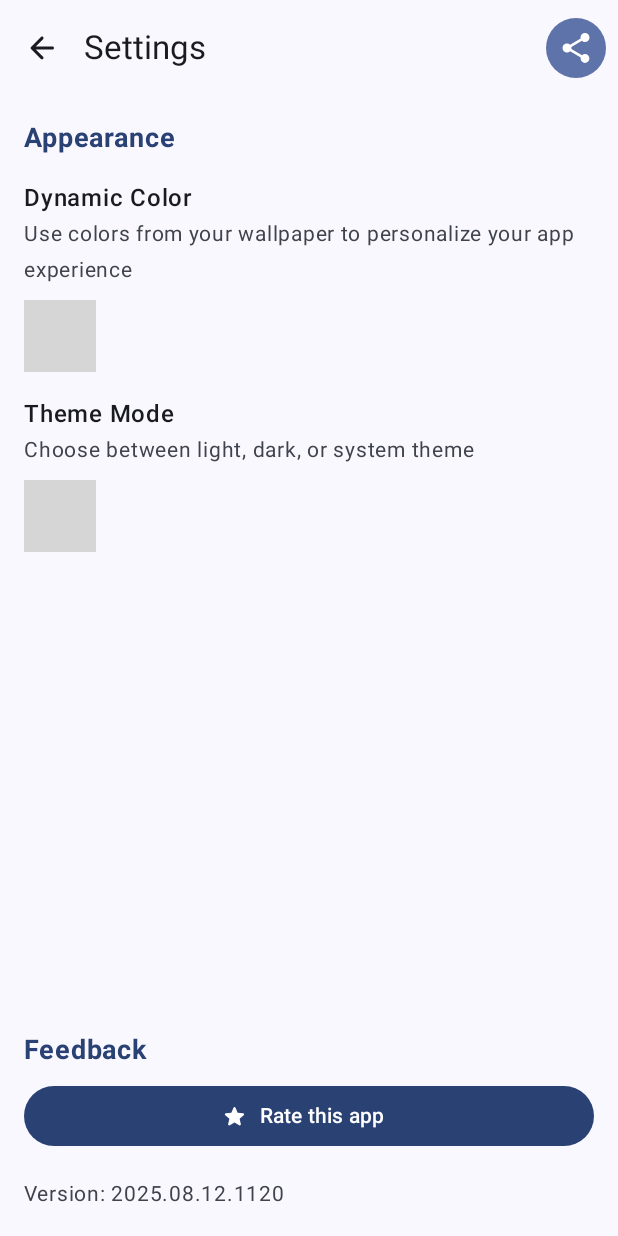
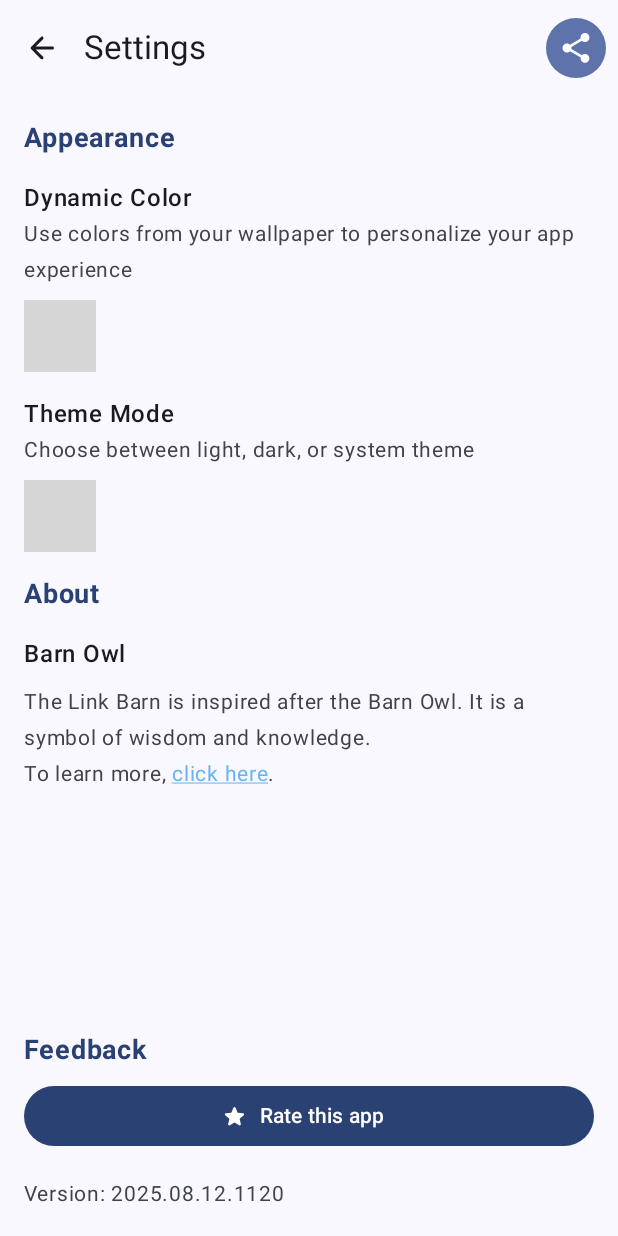
Before and after one commit to JoshLudahl/link-barn, an Android app built with Jetpack Compose: the Settings screen opened through its navigation route, on a phone screen of 412 x 824 dp. Run offline under Robolectric (Android 15) with nearby library versions, the phone set to English and light mode, and no system bars; our stand-ins replace Dagger/Hilt's generated code, Material 3 Expressive styles (plain Material 3 is drawn); 2 statements that could not run were skipped; grey boxes are pictures that could not be loaded.

Commit message:
Add "About" section to SettingsScreen
Added a new "About" section to `SettingsScreen.kt`. This section includes:
- A title "About" with primary color.
- A subtitle "Barn Owl".
- A descriptive text about the Link Barn's inspiration from the Barn Owl.
- An `AttributionAnnotatedText` Composable that displays a sentence with a hyperlink "click here" that links to "https://myodfw.com/wildlife-viewing/species/barn-owl". The link is styled with an underline and a light blue color.

```diff
--- a/app/src/main/java/com/softklass/linkbarn/ui/settings/SettingsScreen.kt
+++ b/app/src/main/java/com/softklass/linkbarn/ui/settings/SettingsScreen.kt
@@ -34,8 +34,16 @@ import androidx.compose.runtime.remember
 import androidx.compose.runtime.rememberCoroutineScope
 import androidx.compose.runtime.setValue
 import androidx.compose.ui.Modifier
+import androidx.compose.ui.graphics.Color
 import androidx.compose.ui.platform.LocalContext
+import androidx.compose.ui.text.AnnotatedString
+import androidx.compose.ui.text.LinkAnnotation
+import androidx.compose.ui.text.SpanStyle
+import androidx.compose.ui.text.buildAnnotatedString
 import androidx.compose.ui.text.font.FontWeight
+import androidx.compose.ui.text.style.TextDecoration
+import androidx.compose.ui.text.withLink
+import androidx.compose.ui.text.withStyle
 import androidx.compose.ui.unit.dp
 import androidx.compose.ui.unit.sp
 import androidx.hilt.navigation.compose.hiltViewModel
@@ -224,6 +232,32 @@ fun SettingsScreen(
                 }
             }
 
+            Spacer(modifier = Modifier.height(16.dp))
+
+            Text(
+                text = "About",
+                fontSize = 18.sp,
+                fontWeight = FontWeight.Bold,
+                color = MaterialTheme.colorScheme.primary,
+            )
+
+            Spacer(modifier = Modifier.height(16.dp))
+
+            Text(
+                text = "Barn Owl",
+                fontSize = 16.sp,
+                fontWeight = FontWeight.Medium,
+            )
+            Spacer(modifier = Modifier.height(8.dp))
+
+            Text(
+                text = "The Link Barn is inspired after the Barn Owl. It is a symbol of wisdom and knowledge.",
+                fontSize = 14.sp,
+                color = MaterialTheme.colorScheme.onSurfaceVariant,
+            )
+
+            AttributionAnnotatedText()
+
             // Push the version and review button to the bottom
             Spacer(modifier = Modifier.weight(1f))
 
@@ -266,3 +300,45 @@ fun SettingsScreen(
         }
     }
 }
+
+@Composable
+fun AttributionAnnotatedText() {
+    val annotatedLinkString: AnnotatedString = remember {
+        buildAnnotatedString {
+            val style = SpanStyle()
+
+            val styleCenter = SpanStyle(
+                color = Color(0xff64B5F6),
+                textDecoration = TextDecoration.Underline,
+            )
+
+            withStyle(
+                style = style,
+            ) {
+                append("To learn more, ")
+            }
+
+            withLink(LinkAnnotation.Url(url = "https://myodfw.com/wildlife-viewing/species/barn-owl")) {
+                withStyle(
+                    style = styleCenter,
+                ) {
+                    append("click here")
+                }
+            }
+
+            withStyle(
+                style = style,
+            ) {
+                append(".")
+            }
+        }
+    }
+
+    Column {
+        Text(
+            text = annotatedLinkString,
+            fontSize = 14.sp,
+            color = MaterialTheme.colorScheme.onSurfaceVariant,
+        )
+    }
+}
```
